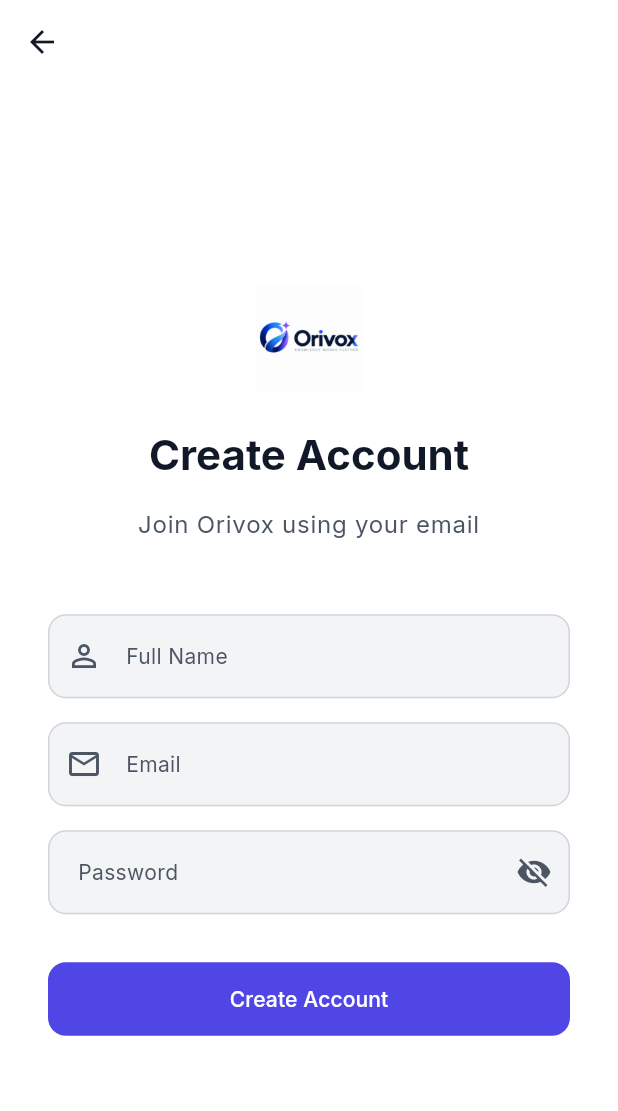
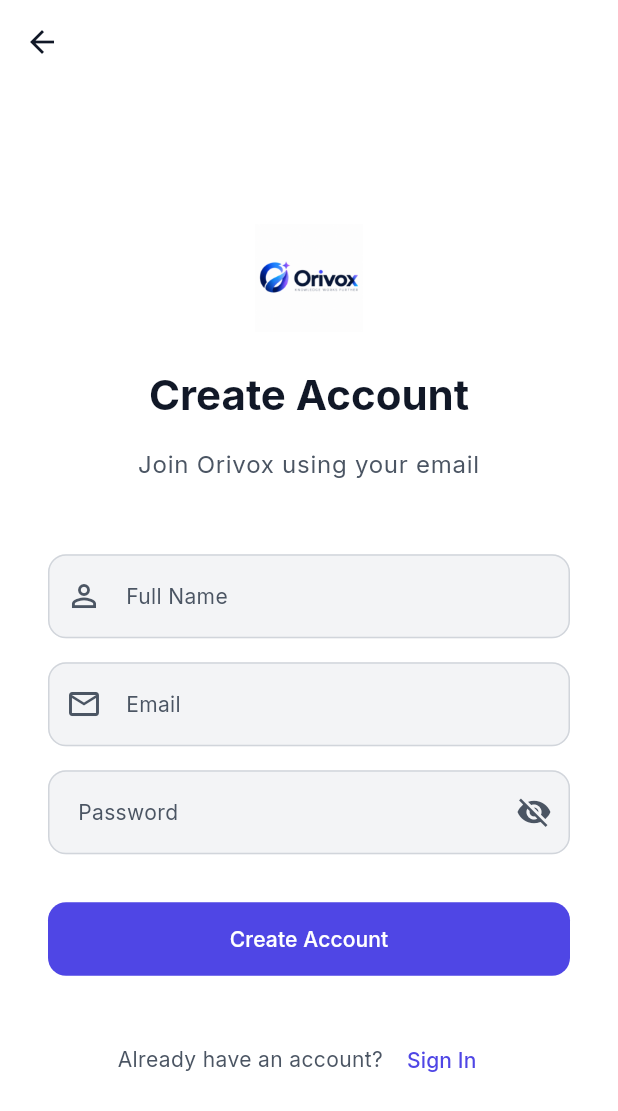
Before and after one commit to sivapranaydakamari/Orivox, a Flutter app: the screen it shows after launch, after a tap on "Sign In", after a tap on "Register", on a phone screen of 412 x 824 dp. Shown: the top 1111 px of the screen. Run offline on Flutter 3.47's test engine with Material 3 defaults, Android fonts, the phone set to English and light mode, and no system bars; our stand-ins replace device_preview, dio, flutter_dotenv, flutter_markdown, flutter_riverpod, flutter_secure_storage and 4 more; network calls fail.

Commit message:
fix(routing): resolve auth error redirect trap, unsubmitted pop bug, and missing project members route

```diff
--- a/frontend/lib/core/routing/app_router.dart
+++ b/frontend/lib/core/routing/app_router.dart
@@ -13,6 +13,7 @@ import '../../features/organization/presentation/screens/organization_details_sc
 import '../../features/organization/presentation/screens/organization_members_screen.dart';
 import '../../features/project/presentation/screens/project_list_screen.dart';
 import '../../features/project/presentation/screens/project_details_screen.dart';
+import '../../features/project/presentation/screens/project_members_screen.dart';
 import '../../features/dashboard/presentation/screens/dashboard_screen.dart';
 import '../../features/repository/presentation/screens/repository_list_screen.dart';
 import '../../features/repository/presentation/screens/repository_details_screen.dart';
@@ -84,7 +85,12 @@ final routerProvider = Provider<GoRouter>((ref) {
           return null; // Let them stay on auth routes
         },
         loading: () => null,
-        error: (_) => '/login', // Fallback to login on error
+        error: (_) {
+          if (isAuthRoute) {
+            return null; // Stay on auth routes (login, register, forgot-password) to show error feedback
+          }
+          return '/login'; // Fallback to login for protected routes
+        },
         orElse: () => null,
       );
     },
@@ -158,6 +164,10 @@ final routerProvider = Provider<GoRouter>((ref) {
       GoRoute(
         path: '/projects/:id',
         builder: (context, state) => ProjectDetailsScreen(id: state.pathParameters['id']!),
+      ),
+      GoRoute(
+        path: '/projects/:id/members',
+        builder: (context, state) => ProjectMembersScreen(projectId: state.pathParameters['id']!),
       ),
       GoRoute(
         path: '/repositories',
--- a/frontend/lib/features/auth/presentation/providers/auth_provider.dart
+++ b/frontend/lib/features/auth/presentation/providers/auth_provider.dart
@@ -5,6 +5,7 @@ import '../../data/repositories/auth_repository_impl.dart';
 import '../../data/datasources/auth_remote_data_source.dart';
 import '../../../../core/network/dio_client.dart'; // Assume this exists
 import '../../../../core/storage/secure_storage.dart';
+import '../../../../core/network/api_error_handler.dart';
 
 // Providers for dependencies
 final authRemoteDataSourceProvider = Provider<AuthRemoteDataSource>((ref) {
@@ -42,6 +43,13 @@ class AuthNotifier extends StateNotifier<AuthState> {
     state = const AuthState.unauthenticated();
   }
 
+  void clearError() {
+    state.maybeWhen(
+      error: (_) => state = const AuthState.unauthenticated(),
+      orElse: () {},
+    );
+  }
+
   Future<void> checkAuthStatus() async {
     state = const AuthState.loading();
     try {
@@ -62,7 +70,7 @@ class AuthNotifier extends StateNotifier<AuthState> {
       final user = await _authRepository.login(email, password);
       state = AuthState.authenticated(user);
     } catch (e) {
-      state = AuthState.error(e.toString());
+      state = AuthState.error(ApiErrorHandler.getMessage(e));
     }
   }
 
@@ -72,7 +80,7 @@ class AuthNotifier extends StateNotifier<AuthState> {
       final user = await _authRepository.register(name, email, password);
       state = AuthState.authenticated(user);
     } catch (e) {
-      state = AuthState.error(e.toString());
+      state = AuthState.error(ApiErrorHandler.getMessage(e));
     }
   }
 
@@ -93,7 +101,7 @@ class AuthNotifier extends StateNotifier<AuthState> {
       // Stay unauthenticated but remove error/loading state
       state = const AuthState.unauthenticated();
     } catch (e) {
-      state = AuthState.error(e.toString());
+      state = AuthState.error(ApiErrorHandler.getMessage(e));
     }
   }
 }
--- a/frontend/lib/features/auth/presentation/screens/login_screen.dart
+++ b/frontend/lib/features/auth/presentation/screens/login_screen.dart
@@ -21,6 +21,14 @@ class _LoginScreenState extends ConsumerState<LoginScreen> {
   final _formKey = GlobalKey<FormState>();
   final _emailController = TextEditingController();
   final _passwordController = TextEditingController();
+
+  @override
+  void initState() {
+    super.initState();
+    WidgetsBinding.instance.addPostFrameCallback((_) {
+      ref.read(authNotifierProvider.notifier).clearError();
+    });
+  }
 
   @override
   void dispose() {
--- a/frontend/lib/features/auth/presentation/screens/register_screen.dart
+++ b/frontend/lib/features/auth/presentation/screens/register_screen.dart
@@ -22,6 +22,14 @@ class _RegisterScreenState extends ConsumerState<RegisterScreen> {
   final _nameController = TextEditingController();
   final _emailController = TextEditingController();
   final _passwordController = TextEditingController();
+
+  @override
+  void initState() {
+    super.initState();
+    WidgetsBinding.instance.addPostFrameCallback((_) {
+      ref.read(authNotifierProvider.notifier).clearError();
+    });
+  }
 
   @override
   void dispose() {
@@ -64,7 +72,13 @@ class _RegisterScreenState extends ConsumerState<RegisterScreen> {
       appBar: AppBar(
         leading: IconButton(
           icon: const Icon(Icons.arrow_back),
-          onPressed: () => context.pop(),
+          onPressed: () {
+            if (context.canPop()) {
+              context.pop();
+            } else {
+              context.go('/login');
+            }
+          },
         ),
       ),
       body: Center(
@@ -150,6 +164,28 @@ class _RegisterScreenState extends ConsumerState<RegisterScreen> {
             isLoading: isLoading,
             onPressed: _register,
           ),
+          const SizedBox(height: AppSpacing.xl),
+          Row(
+            mainAxisAlignment: MainAxisAlignment.center,
+            children: [
+              Text(
+                'Already have an account?',
+                style: theme.textTheme.bodyMedium?.copyWith(
+                  color: theme.colorScheme.onSurfaceVariant,
+                ),
+              ),
+              TextButton(
+                onPressed: () {
+                  if (context.canPop()) {
+                    context.pop();
+                  } else {
+                    context.go('/login');
+                  }
+                },
+                child: const Text('Sign In'),
+              ),
+            ],
+          ),
         ],
       ),
     );
--- a/frontend/lib/features/profile/presentation/screens/change_password_screen.dart
+++ b/frontend/lib/features/profile/presentation/screens/change_password_screen.dart
@@ -37,7 +37,11 @@ class _ChangePasswordScreenState extends ConsumerState<ChangePasswordScreen> {
             );
         if (mounted) {
           ScaffoldMessenger.of(context).showSnackBar(const SnackBar(content: Text('Password changed successfully')));
-          context.pop();
+          if (context.canPop()) {
+            context.pop();
+          } else {
+            context.go('/profile');
+          }
         }
       } catch (e) {
         if (mounted) {
--- a/frontend/lib/features/profile/presentation/screens/edit_profile_screen.dart
+++ b/frontend/lib/features/profile/presentation/screens/edit_profile_screen.dart
@@ -39,7 +39,11 @@ class _EditProfileScreenState extends ConsumerState<EditProfileScreen> {
         await ref.read(profileActionProvider.notifier).updateProfile(_nameController.text.trim());
         if (mounted) {
           ScaffoldMessenger.of(context).showSnackBar(const SnackBar(content: Text('Profile updated successfully')));
-          context.pop();
+          if (context.canPop()) {
+            context.pop();
+          } else {
+            context.go('/profile');
+          }
         }
       } catch (e) {
         if (mounted) {
--- a/frontend/lib/features/project/presentation/screens/project_details_screen.dart
+++ b/frontend/lib/features/project/presentation/screens/project_details_screen.dart
@@ -41,6 +41,11 @@ class ProjectDetailsScreen extends ConsumerWidget {
           child: SaaSLayout(
             title: project.name,
             actions: [
+              IconButton(
+                icon: const Icon(Icons.people_outline),
+                tooltip: 'Project Members',
+                onPressed: () => context.push('/projects/$id/members'),
+              ),
               if (permissions.canDeleteProject(id))
                 IconButton(
                   icon: const Icon(Icons.delete_outline),
```
Also changed, not shown: frontend/lib/features/auth/presentation/screens/forgot_password_screen.dart (+52 -6 lines), frontend/lib/features/organization/presentation/screens/organization_details_screen.dart (+11 -2 lines), frontend/lib/features/project/presentation/screens/project_members_screen.dart (+12 -0 lines), frontend/lib/features/repository/presentation/screens/repository_details_screen.dart (+20 -1 lines), frontend/lib/features/repository/presentation/screens/sync_dashboard_screen.dart (+11 -0 lines).
